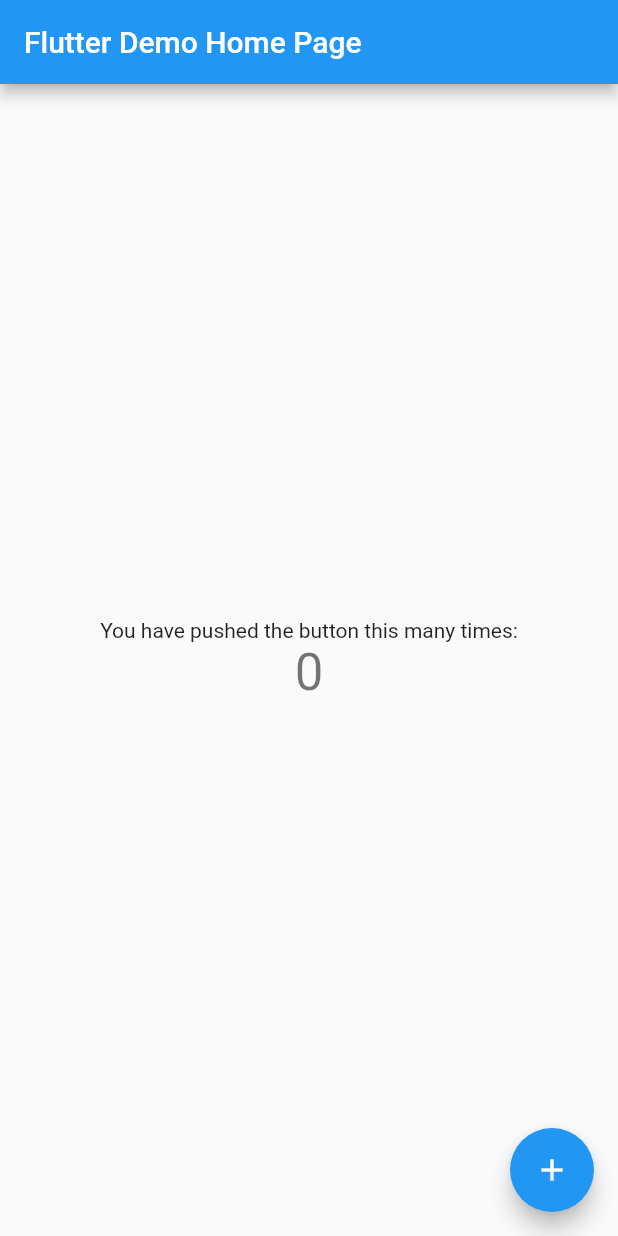
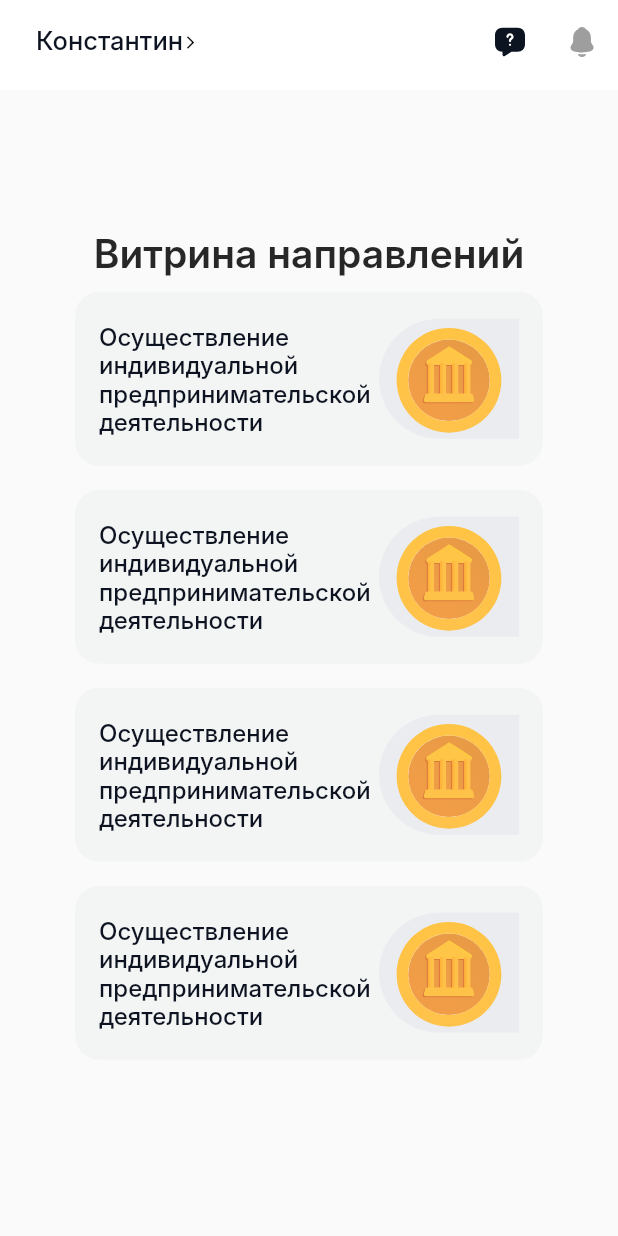
Before and after one commit to Danik-Off/FlutterTask, a Flutter app: the screen it shows after launch, on a phone screen of 412 x 824 dp. Run offline on Flutter 3.47's test engine with Material 2 defaults, Android fonts, the phone set to English and light mode, and no system bars; our stand-ins replace flutter_svg; Roboto replaces fonts that are missing (Inter).

Commit message:
сделана основная верстка

```diff
--- a/lib/main.dart
+++ b/lib/main.dart
@@ -1,4 +1,6 @@
 import 'package:flutter/material.dart';
+import 'package:task/main_page.dart';
+import 'widget/app_bar.dart';
 
 void main() {
   runApp(const MyApp());
@@ -22,9 +24,13 @@ class MyApp extends StatelessWidget {
         // or simply save your changes to "hot reload" in a Flutter IDE).
         // Notice that the counter didn't reset back to zero; the application
         // is not restarted.
-        primarySwatch: Colors.blue,
+        // primarySwatch: Colors.blue,
+        colorScheme: ColorScheme.fromSwatch().copyWith(
+            secondary: Colors.white,
+            primary: Colors.white,
+            onPrimary: Colors.black),
       ),
-      home: const MyHomePage(title: 'Flutter Demo Home Page'),
+      home: MainPage(),
     );
   }
 }
@@ -70,11 +76,7 @@ class _MyHomePageState extends State<MyHomePage> {
     // fast, so that you can just rebuild anything that needs updating rather
     // than having to individually change instances of widgets.
     return Scaffold(
-      appBar: AppBar(
-        // Here we take the value from the MyHomePage object that was created by
-        // the App.build method, and use it to set our appbar title.
-        title: Text(widget.title),
-      ),
+      appBar: MyAppBar(),
       body: Center(
         // Center is a layout widget. It takes a single child and positions it
         // in the middle of the parent.
--- /dev/null
+++ b/lib/main_page.dart
@@ -0,0 +1,41 @@
+import 'package:flutter/material.dart';
+import 'package:task/widget/app_bar.dart';
+import 'package:task/widget/list_item.dart';
+
+class MainPage extends StatelessWidget {
+  const MainPage({super.key});
+
+  @override
+  Widget build(BuildContext context) {
+    final List<ListItemObj> items =[
+      ListItemObj("Осуществление индивидуальной предпринимательской деятельности", "assets/Coin.svg"),
+      ListItemObj("Осуществление индивидуальной предпринимательской деятельности", "assets/Coin.svg"),
+      ListItemObj("Осуществление индивидуальной предпринимательской деятельности", "assets/Coin.svg"),
+      ListItemObj("Осуществление индивидуальной предпринимательской деятельности", "assets/Coin.svg"),
+      ];
+
+    return Scaffold(
+      appBar: const MyAppBar(),
+      body: Center(
+        child: Column(
+          mainAxisAlignment: MainAxisAlignment.center,
+          children: [
+            const Text(
+              'Витрина направлений',
+              style: TextStyle(
+                color: Color(0xFF272727),
+                fontSize: 26,
+                fontFamily: 'Inter',
+                fontWeight: FontWeight.w600,
+                height: 0.05,
+
+              ),
+            ),
+            for(var item in items)
+              ListItem(item)
+          ],
+        ),
+      ),
+    );
+  }
+}
--- /dev/null
+++ b/lib/widget/app_bar.dart
@@ -0,0 +1,114 @@
+import 'package:flutter/material.dart';
+import 'package:flutter_svg/flutter_svg.dart';
+
+class MyAppBar extends StatelessWidget implements PreferredSizeWidget {
+  const MyAppBar({Key? key}) : super(key: key);
+
+  @override
+  final Size preferredSize = const Size.fromHeight(60.0);
+
+  @override
+  Widget build(BuildContext context) {
+    final ButtonStyle style = TextButton.styleFrom(
+      foregroundColor: Theme.of(context).colorScheme.onPrimary,
+    );
+    //Переменные для разных состояний
+    final bool islogin = true;
+    final bool haveNotification = false;
+    final bool haveNewNotification = false;
+    final bool haveQuestion = false;
+
+    final String name = "Константин";
+
+    return AppBar(
+      elevation: 0,
+      title: Flexible(
+        flex: 2,
+        child: TextButton(
+          style: style,
+          onPressed: () {
+            // Обработка нажатия на кнопку слева
+          },
+          child: Row(
+            children:
+              [
+               // Для неавторизованного пользователя
+             islogin? Text(
+                name,
+                style: TextStyle(
+                  color: Color(0xFF0D1320),
+                  fontSize: 17,
+                  fontFamily: 'Inter',
+                  fontWeight: FontWeight.w500,
+                ),
+              ): Text(
+                'Войти через Госуслуги',
+                style: TextStyle(
+                  color: Color(0xFF0D1320),
+                  fontSize: 17,
+                  fontFamily: 'Inter',
+                  fontWeight: FontWeight.w500,
+                ),
+              ),
+                 // Для неавторизованного пользователя
+              Center(
+                  child: Icon(
+                Icons.arrow_forward_ios,
+                size: 10,
+              )),
+            ]
+          ),
+        ),
+      ),
+      actions: <Widget>[
+
+        IconButton(
+          onPressed: () {
+            // Обработка нажатия на Action 1
+          },
+          icon: Stack(
+            children: [
+              // Первая картинка (нижняя)
+              SvgPicture.asset(
+                  "assets/icons/message-question.svg",   ), // Замените на свой путь к картинке
+
+              // Вторая картинка (верхняя), наложенная поверх первой
+              Positioned(
+                top: 0, // Вертикальное расположение в пикселях сверху
+                right: 0, // Горизонтальное расположение в пикселях слева
+                child: haveQuestion
+                    ? SvgPicture.asset("assets/icons/Count_Badge.svg")
+                    : Container(),
+              ),
+            ],
+          ),
+        ),
+        if (islogin)
+          IgnorePointer(
+            ignoring: !haveNotification,
+            child:
+          IconButton(
+            onPressed: () {
+              // Обработка нажатия на Action 1
+            },
+            icon: Stack(
+              children: [
+                // Первая картинка (нижняя)
+                SvgPicture.asset(
+                    "assets/icons/notification.svg", colorFilter: !haveNotification? ColorFilter.mode(Colors.grey  , BlendMode.srcIn):null), // Замените на свой путь к картинке
+
+                // Вторая картинка (верхняя), наложенная поверх первой
+                Positioned(
+                  top: 0, // Вертикальное расположение в пикселях сверху
+                  right: 0, // Горизонтальное расположение в пикселях слева
+                  child:haveNotification
+                      ? SvgPicture.asset("assets/icons/Count_Badge.svg")
+                      : Container(),
+                ),
+              ],
+            ),
+          ),),
+      ],
+    );
+  }
+}
--- /dev/null
+++ b/lib/widget/list_item.dart
@@ -0,0 +1,72 @@
+import 'package:flutter/src/widgets/framework.dart';
+import 'package:flutter/src/widgets/placeholder.dart';
+import 'package:flutter/material.dart';
+import 'package:flutter_svg/flutter_svg.dart';
+
+class ListItem extends StatelessWidget {
+  const ListItem(this.item, {Key? key}) : super(key: key);
+  final ListItemObj item;
+
+  @override
+  Widget build(BuildContext context) {
+    return Container(
+      margin: EdgeInsets.only(top:16.0),
+      padding: EdgeInsets.only(top:18,left:16,right:16,bottom: 18),
+      width: 312,
+      height: 116,
+      clipBehavior: Clip.antiAlias,
+      decoration: ShapeDecoration(
+        color: const Color(0xFFF3F5F4),
+        shape: RoundedRectangleBorder(
+          borderRadius: BorderRadius.circular(16),
+        ),
+      ),
+      child: Row(
+        children: <Widget>[
+          Expanded(
+            flex: 2,
+            child: Container(
+
+              height: 300,
+              child: Center(
+                child: Text(
+                  item.title,
+                  style: const TextStyle(
+                    color: Color(0xFF0D1320),
+
+                    fontSize: 16,
+                    fontFamily: 'Inter',
+                    fontWeight: FontWeight.w500,
+                  ),
+                ),
+              ),
+            ),
+          ),
+          Expanded(
+            flex: 1,
+            child: Container(
+              width: 130,
+              height: 300,
+              decoration: const ShapeDecoration(
+                color: Color(0xFFEAECF0),
+                shape: RoundedRectangleBorder(
+                  borderRadius: BorderRadius.only(
+                    topLeft: Radius.circular(150),
+                    bottomLeft: Radius.circular(150),
+                  ),
+                ),
+              ),
+              child: Center(child: SvgPicture.asset(item.imgUrl)),
+            ),
+          )
+        ],
+      ),
+    );
+  }
+}
+
+class ListItemObj {
+  String title;
+  String imgUrl;
+  ListItemObj(this.title, this.imgUrl);
+}
--- a/pubspec.yaml
+++ b/pubspec.yaml
@@ -35,6 +35,7 @@ dependencies:
   # The following adds the Cupertino Icons font to your application.
   # Use with the CupertinoIcons class for iOS style icons.
   cupertino_icons: ^1.0.2
+  flutter_svg: ^2.0.5
 
 dev_dependencies:
   flutter_test:
@@ -59,7 +60,9 @@ flutter:
   uses-material-design: true
 
   # To add assets to your application, add an assets section, like this:
-  # assets:
+  assets:
+      - assets/
+      - assets/icons/
   #   - images/a_dot_burr.jpeg
   #   - images/a_dot_ham.jpeg
 
```
Also changed, not shown: assets/Coin.svg (added), assets/icons/Count_Badge.svg (added), assets/icons/message-question.svg (added), assets/icons/notification.svg (added), pubspec.lock.
